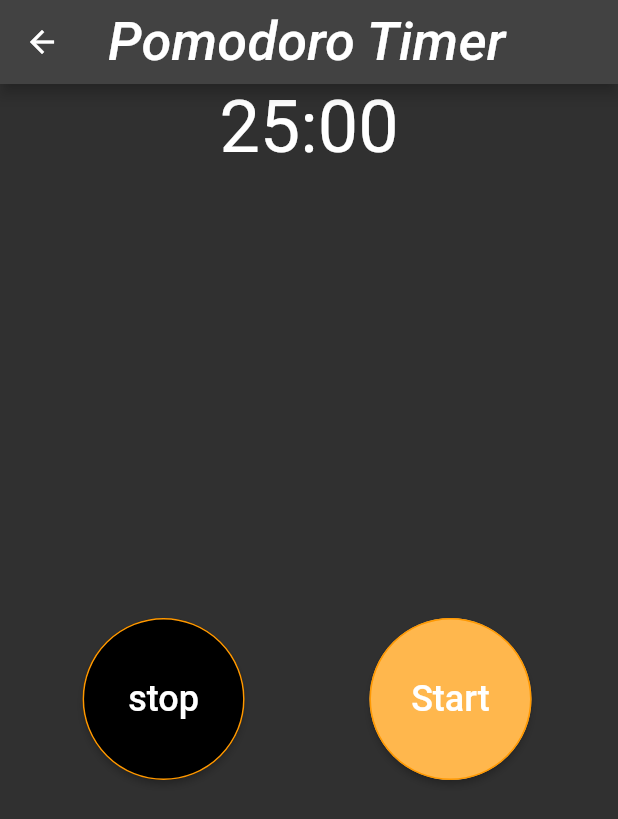
After one commit to HuangBrantUy/Mobile_dev_Q1, a Flutter app: the Dashboard screen opened directly, after a tap on "Pomodoro Timer", on a phone screen of 412 x 824 dp. The commit adds this screen. Shown: the top 819 px of the screen. Run offline on Flutter 3.47's test engine with Material 2 defaults, Android fonts, the phone set to English and light mode, and no system bars.

Commit message:
adding pomodoro timer, doesn't actually work cuz the null safety feature blows my mind

```diff
--- a/lib/main.dart
+++ b/lib/main.dart
@@ -1,5 +1,7 @@
 import 'package:mobile_dev_q1/pages/log_in.dart';
 import 'package:flutter/material.dart';
+import 'dart:async';
+import 'dart:ui';
 
 void main(List<String> args) {
   runApp(MaterialApp(
--- a/lib/pages/dash_board.dart
+++ b/lib/pages/dash_board.dart
@@ -2,6 +2,7 @@ import 'package:flutter/material.dart';
 import 'package:mobile_dev_q1/pages/to_do.dart';
 import 'package:mobile_dev_q1/pages/profile_page.dart';
 import 'package:mobile_dev_q1/pages/settings_page.dart';
+import 'package:mobile_dev_q1/pages/pomodoro_timer.dart';
 
 class Dashboard extends StatelessWidget {
   const Dashboard({Key? key}) : super(key: key);
@@ -29,6 +30,7 @@ class Dashboard extends StatelessWidget {
                     MaterialPageRoute(builder: (context) => const TodoList()));
               },
             ),
+
             ElevatedButton.icon(
               icon: Icon(Icons.person),
               label: Text("User Profile"),
@@ -37,6 +39,14 @@ class Dashboard extends StatelessWidget {
                     MaterialPageRoute(builder: (context) => const Profile()));
               },
             ),
+            ElevatedButton.icon(
+              icon: Icon(Icons.alarm),
+              label: Text("Pomodoro Timer"),
+              onPressed: () {
+                Navigator.push(context,
+                    MaterialPageRoute(builder: (context) => const PomodoroTimer()));
+              },
+            ),//Pomodoro Timer
             ElevatedButton.icon(
               icon: Icon(Icons.settings),
               label: Text("Settings"),
--- /dev/null
+++ b/lib/pages/pomodoro_timer.dart
@@ -0,0 +1,124 @@
+
+import 'dart:async';
+import 'package:flutter/material.dart';
+
+
+class PomodoroTimer extends StatefulWidget {
+  const PomodoroTimer({Key? key}) : super(key: key);
+
+  @override
+  _PomodoroTimerPageState createState() => _PomodoroTimerPageState();
+}
+
+class _PomodoroTimerPageState extends State<PomodoroTimer> {
+  int _seconds = 0 ;
+  int _minutes = 25;
+  Timer? _timer;
+
+  void stopTimer(){
+    _timer!.cancel();
+    _seconds = 0;
+    _minutes = 25;
+  }
+
+  void _startTimer(){
+    if(_timer != null){
+      _timer!.cancel();
+    }
+    if (_minutes > 0){
+      _seconds = _minutes *60;
+    }
+    if(_seconds > 60){
+      _minutes = (120/60).floor();
+      _seconds -= (_minutes * 60);
+    }
+    _timer = Timer.periodic(Duration(seconds:1), (timer) {
+      setState(() {
+        if(_seconds > 0){
+          _seconds--;
+        }
+        else {
+          if(_minutes > 0){
+            _seconds = 59;
+            _minutes--;
+          }
+          else{
+            _timer!.cancel();
+            print("timer Complete");
+          }
+        }
+      });
+    });
+  }
+  @override
+  Widget build(BuildContext context) {
+    return Scaffold(
+      appBar: AppBar(
+        title: const Text('Pomodoro Timer'),
+      ),
+      body: Column(
+        children: [
+          Row(
+            mainAxisAlignment: MainAxisAlignment.center,
+            crossAxisAlignment: CrossAxisAlignment.start,
+            children: [
+              Text(
+                "25:00",
+                 style: TextStyle(
+                    color: Colors.white,
+                    fontSize: 48,
+                 ),
+              ),
+            ],
+          ),
+          SizedBox(
+            height:300,
+          ),
+          Row(
+            mainAxisAlignment: MainAxisAlignment.spaceEvenly,
+            children: [
+              RaisedButton(
+                onPressed: (){
+                  // _stopTimer;
+                },
+                color: Colors.black,
+                shape: CircleBorder(
+                  side: BorderSide(color: Colors.orange)
+                ),
+                child: Padding(
+                  padding: const EdgeInsets.all(40.0),
+                  child: Text(
+                      "stop",
+                          style: TextStyle(
+                            color: Colors.white,
+                            fontSize: 24
+                          )
+                  ),
+                ),
+              ),
+              RaisedButton(
+                onPressed: (){
+                  _startTimer;
+                },
+                color: Colors.orange[300],
+                shape: CircleBorder(
+                    side: BorderSide(color: Colors.orange)
+                ),
+                child: Padding(
+                  padding: const EdgeInsets.all(40.0),
+                  child: Text(
+                      "Start",
+                      style: TextStyle(
+                          color: Colors.white,
+                          fontSize: 24
+                      )
+                  ),
+                ),
+              ),
+            ],
+          ),
+        ],
+      ),
+    );
+  }
+}
--- a/pubspec.yaml
+++ b/pubspec.yaml
@@ -34,7 +34,7 @@ dependencies:
   # The following adds the Cupertino Icons font to your application.
   # Use with the CupertinoIcons class for iOS style icons.
   cupertino_icons: ^1.0.2
-
+  intl: ^0.17.0
 dev_dependencies:
   flutter_test:
     sdk: flutter
```
Also changed, not shown: pubspec.lock.
